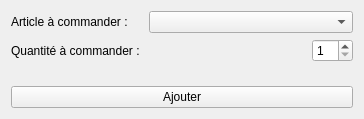
The window that views/ui/add-command-article-form.ui (mono57/libsoft) describes before a commit, drawn with Qt 5.
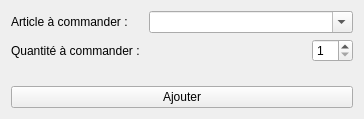
The same window after the commit.

Patch:
```diff
--- a/views/ui/add-command-article-form.ui
+++ b/views/ui/add-command-article-form.ui
@@ -31,7 +31,7 @@
           <bool>true</bool>
          </property>
          <property name="editable">
-          <bool>false</bool>
+          <bool>true</bool>
          </property>
         </widget>
        </item>
```
